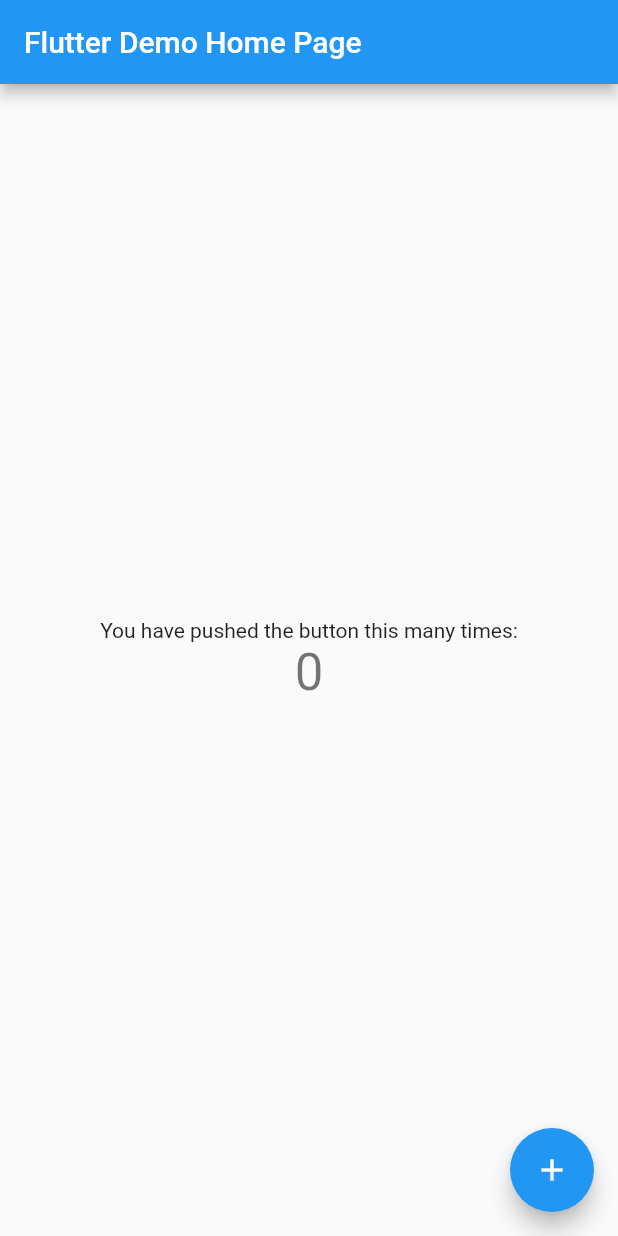
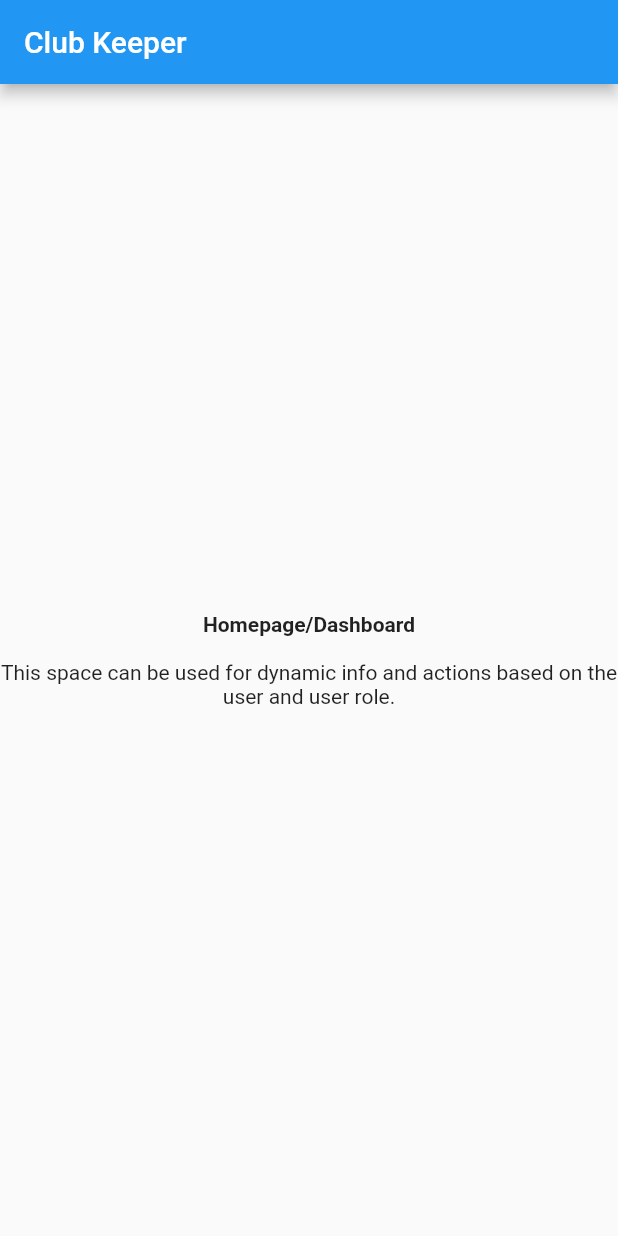
Before and after one commit to brianrichardson-dev/club_keeper, a Flutter app: the screen it shows after launch, on a phone screen of 412 x 824 dp. Run offline on Flutter 3.47's test engine with Material 2 defaults, Android fonts, the phone set to English and light mode, and no system bars.

Commit message:
Clean up homepage
Remove default Flutter code and repalce with descriptive text.

```diff
--- /dev/null
+++ b/lib/dummy_code/initial_page.dart
@@ -0,0 +1,100 @@
+import 'package:flutter/material.dart';
+
+void main() => runApp(new MyApp());
+
+class MyApp extends StatelessWidget {
+  @override
+  Widget build(BuildContext context) {
+    return new MaterialApp(
+      title: 'Flutter Demo',
+      theme: new ThemeData(
+        primarySwatch: Colors.blue,
+      ),
+      home: new MyHomePage(title: 'Club Keeper'),
+    );
+  }
+}
+
+class MyHomePage extends StatefulWidget {
+  MyHomePage({Key key, this.title}) : super(key: key);
+
+  // This widget is the home page of your application. It is stateful, meaning
+  // that it has a State object (defined below) that contains fields that affect
+  // how it looks.
+
+  // This class is the configuration for the state. It holds the values (in this
+  // case the title) provided by the parent (in this case the App widget) and
+  // used by the build method of the State. Fields in a Widget subclass are
+  // always marked "final".
+
+  final String title;
+
+  @override
+  _MyHomePageState createState() => new _MyHomePageState();
+}
+
+class _MyHomePageState extends State<MyHomePage> {
+  int _counter = 0;
+
+  void _incrementCounter() {
+    setState(() {
+      // This call to setState tells the Flutter framework that something has
+      // changed in this State, which causes it to rerun the build method below
+      // so that the display can reflect the updated values. If we changed
+      // _counter without calling setState(), then the build method would not be
+      // called again, and so nothing would appear to happen.
+      _counter++;
+    });
+  }
+
+  @override
+  Widget build(BuildContext context) {
+    // This method is rerun every time setState is called, for instance as done
+    // by the _incrementCounter method above.
+    //
+    // The Flutter framework has been optimized to make rerunning build methods
+    // fast, so that you can just rebuild anything that needs updating rather
+    // than having to individually change instances of widgets.
+    return new Scaffold(
+      appBar: new AppBar(
+        // Here we take the value from the MyHomePage object that was created by
+        // the App.build method, and use it to set our appbar title.
+        title: new Text(widget.title),
+      ),
+      body: new Center(
+        // Center is a layout widget. It takes a single child and positions it
+        // in the middle of the parent.
+        child: new Column(
+          // Column is also layout widget. It takes a list of children and
+          // arranges them vertically. By default, it sizes itself to fit its
+          // children horizontally, and tries to be as tall as its parent.
+          //
+          // Invoke "debug paint" (press "p" in the console where you ran
+          // "flutter run", or select "Toggle Debug Paint" from the Flutter tool
+          // window in IntelliJ) to see the wireframe for each widget.
+          //
+          // Column has various properties to control how it sizes itself and
+          // how it positions its children. Here we use mainAxisAlignment to
+          // center the children vertically; the main axis here is the vertical
+          // axis because Columns are vertical (the cross axis would be
+          // horizontal).
+          mainAxisAlignment: MainAxisAlignment.center,
+          children: <Widget>[
+            new Text(
+              'You have pushed the button this many times:',
+            ),
+            new Text(
+              '$_counter',
+              style: Theme.of(context).textTheme.display1,
+            ),
+          ],
+        ),
+      ),
+      floatingActionButton: new FloatingActionButton(
+        onPressed: _incrementCounter,
+        tooltip: 'Increment',
+        child: new Icon(Icons.add),
+      ), // This trailing comma makes auto-formatting nicer for build methods.
+    );
+  }
+}
--- a/lib/main.dart
+++ b/lib/main.dart
@@ -3,38 +3,20 @@ import 'package:flutter/material.dart';
 void main() => runApp(new MyApp());
 
 class MyApp extends StatelessWidget {
-  // This widget is the root of your application.
   @override
   Widget build(BuildContext context) {
     return new MaterialApp(
       title: 'Flutter Demo',
       theme: new ThemeData(
-        // This is the theme of your application.
-        //
-        // Try running your application with "flutter run". You'll see the
-        // application has a blue toolbar. Then, without quitting the app, try
-        // changing the primarySwatch below to Colors.green and then invoke
-        // "hot reload" (press "r" in the console where you ran "flutter run",
-        // or press Run > Flutter Hot Reload in IntelliJ). Notice that the
-        // counter didn't reset back to zero; the application is not restarted.
         primarySwatch: Colors.blue,
       ),
-      home: new MyHomePage(title: 'Flutter Demo Home Page'),
+      home: new MyHomePage(title: 'Club Keeper'),
     );
   }
 }
 
 class MyHomePage extends StatefulWidget {
   MyHomePage({Key key, this.title}) : super(key: key);
-
-  // This widget is the home page of your application. It is stateful, meaning
-  // that it has a State object (defined below) that contains fields that affect
-  // how it looks.
-
-  // This class is the configuration for the state. It holds the values (in this
-  // case the title) provided by the parent (in this case the App widget) and
-  // used by the build method of the State. Fields in a Widget subclass are
-  // always marked "final".
 
   final String title;
 
@@ -43,67 +25,27 @@ class MyHomePage extends StatefulWidget {
 }
 
 class _MyHomePageState extends State<MyHomePage> {
-  int _counter = 0;
-
-  void _incrementCounter() {
-    setState(() {
-      // This call to setState tells the Flutter framework that something has
-      // changed in this State, which causes it to rerun the build method below
-      // so that the display can reflect the updated values. If we changed
-      // _counter without calling setState(), then the build method would not be
-      // called again, and so nothing would appear to happen.
-      _counter++;
-    });
-  }
-
   @override
   Widget build(BuildContext context) {
-    // This method is rerun every time setState is called, for instance as done
-    // by the _incrementCounter method above.
-    //
-    // The Flutter framework has been optimized to make rerunning build methods
-    // fast, so that you can just rebuild anything that needs updating rather
-    // than having to individually change instances of widgets.
     return new Scaffold(
       appBar: new AppBar(
-        // Here we take the value from the MyHomePage object that was created by
-        // the App.build method, and use it to set our appbar title.
         title: new Text(widget.title),
       ),
       body: new Center(
-        // Center is a layout widget. It takes a single child and positions it
-        // in the middle of the parent.
         child: new Column(
-          // Column is also layout widget. It takes a list of children and
-          // arranges them vertically. By default, it sizes itself to fit its
-          // children horizontally, and tries to be as tall as its parent.
-          //
-          // Invoke "debug paint" (press "p" in the console where you ran
-          // "flutter run", or select "Toggle Debug Paint" from the Flutter tool
-          // window in IntelliJ) to see the wireframe for each widget.
-          //
-          // Column has various properties to control how it sizes itself and
-          // how it positions its children. Here we use mainAxisAlignment to
-          // center the children vertically; the main axis here is the vertical
-          // axis because Columns are vertical (the cross axis would be
-          // horizontal).
           mainAxisAlignment: MainAxisAlignment.center,
           children: <Widget>[
             new Text(
-              'You have pushed the button this many times:',
+              'Homepage/Dashboard',
+              style: TextStyle(fontWeight: FontWeight.bold),
             ),
             new Text(
-              '$_counter',
-              style: Theme.of(context).textTheme.display1,
-            ),
+              '\nThis space can be used for dynamic info and actions based on the user and user role.',
+              textAlign: TextAlign.center,
+            )
           ],
         ),
       ),
-      floatingActionButton: new FloatingActionButton(
-        onPressed: _incrementCounter,
-        tooltip: 'Increment',
-        child: new Icon(Icons.add),
-      ), // This trailing comma makes auto-formatting nicer for build methods.
     );
   }
 }
```
Also changed, not shown: lib/pages/auth.dart (added), 5 other files.
